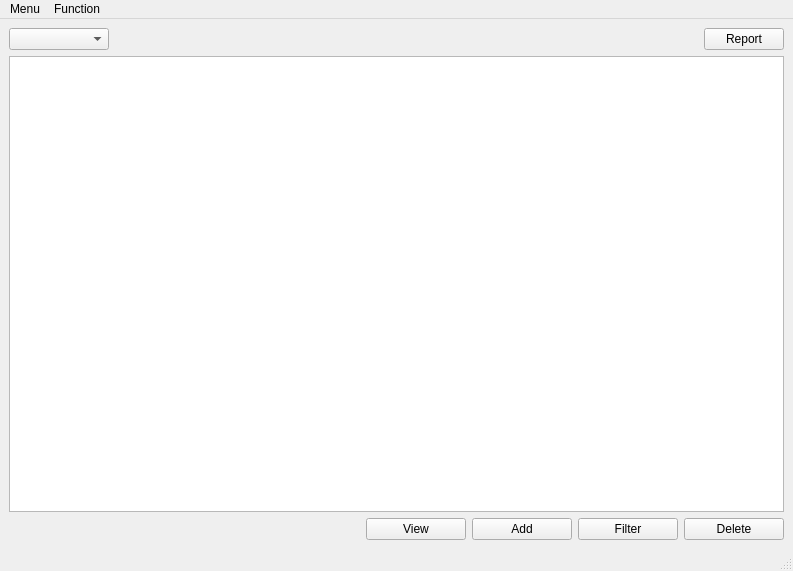
The window that forms/mainwindow/mainwindow.ui (MythrilRoten/sqlite-simple-management) describes before a commit, drawn with Qt 5.
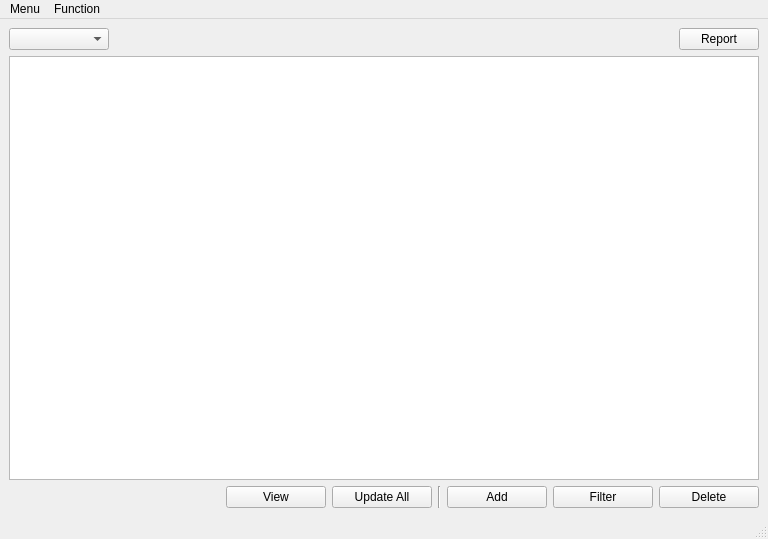
The same window after the commit.

```diff
--- a/forms/mainwindow/mainwindow.ui
+++ b/forms/mainwindow/mainwindow.ui
@@ -6,8 +6,8 @@
    <rect>
     <x>0</x>
     <y>0</y>
-    <width>793</width>
-    <height>571</height>
+    <width>768</width>
+    <height>539</height>
    </rect>
   </property>
   <property name="windowTitle">
@@ -40,6 +40,26 @@
         </property>
        </widget>
       </item>
+      <item>
+       <widget class="QPushButton" name="pushButton_update">
+        <property name="minimumSize">
+         <size>
+          <width>100</width>
+          <height>0</height>
+         </size>
+        </property>
+        <property name="text">
+         <string>Update All</string>
+        </property>
+       </widget>
+      </item>
+      <item>
+       <widget class="Line" name="line">
+        <property name="orientation">
+         <enum>Qt::Vertical</enum>
+        </property>
+       </widget>
+      </item>
       <item>
        <widget class="QPushButton" name="pushButton_add">
         <property name="minimumSize">
@@ -126,7 +146,7 @@
     <rect>
      <x>0</x>
      <y>0</y>
-     <width>793</width>
+     <width>768</width>
      <height>22</height>
     </rect>
    </property>
```
